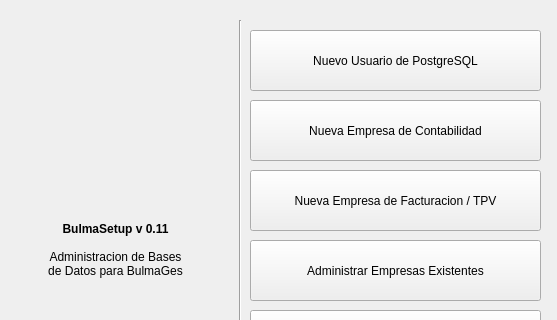
Old version of the form bulmages/bulmasetup/bulmasetupbase.ui in the repository eboladev/Bulmages-1; both pictures show x 0 to 557 and y 0 to 320 of the 557 by 459 pixel window.
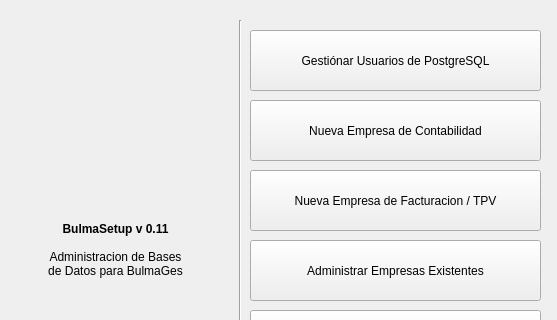
New version of the form. Icons and pictures are not drawn.

Commit message:
He modificado la parte de usuarios de BulmaSetup. He agregado 2 modulos, la ventana de Gestion de Usuarios, donde veremos 3 botones, el primero de todos que abre la ventana antigua de Crear Nuevo Usuario, el segundo que aun esta pendiente el modulo de Modificar usuarios, y el tercero que abre una ventana donde se listan todos los usuarios de PostgreSQL y te permite eliminarlos.
Tambien he cambiado algunos iconos de los botones de BulmaSetup, y los iconos de las ventanas de algunos modulos.
En el archivo icons.txt especifico la fuente de los iconos.

What changed in the file:
```diff
--- a/bulmages/bulmasetup/bulmasetupbase.ui
+++ b/bulmages/bulmasetup/bulmasetupbase.ui
@@ -63,7 +63,7 @@
      <enum>Qt::LeftToRight</enum>
     </property>
     <property name="text" >
-     <string>Nuevo Usuario de PostgreSQL</string>
+     <string>Gestiónar Usuarios de PostgreSQL</string>
     </property>
     <property name="icon" >
      <iconset resource="resources.qrc" >:/images/bulmasetup_usuario.xpm</iconset>
```
Left out of the diff: 20 changed lines with no effect on the pictures. The commit also changes 23 other files.
